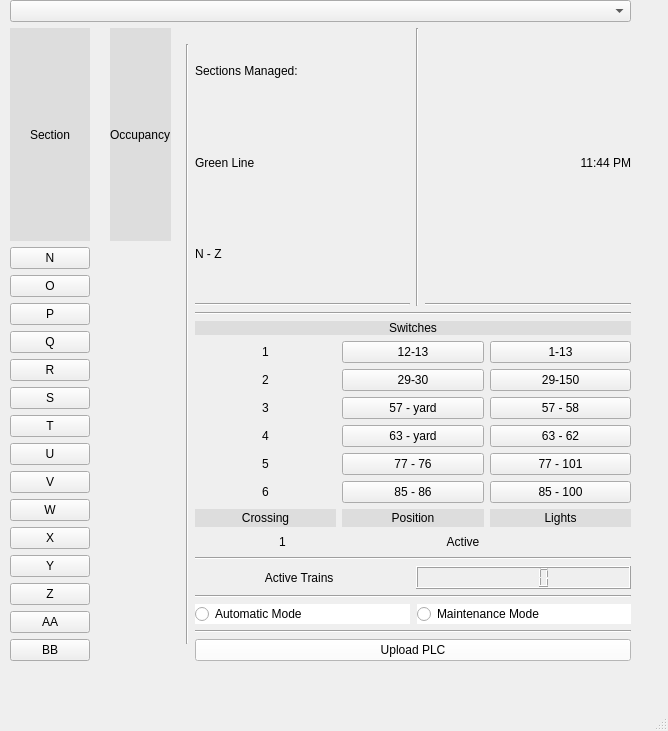
Above: Wayside/Wayside_Main_A.ui from headhunter22/ECE1140-Train-Simulator before the change. Below: the same form after it.
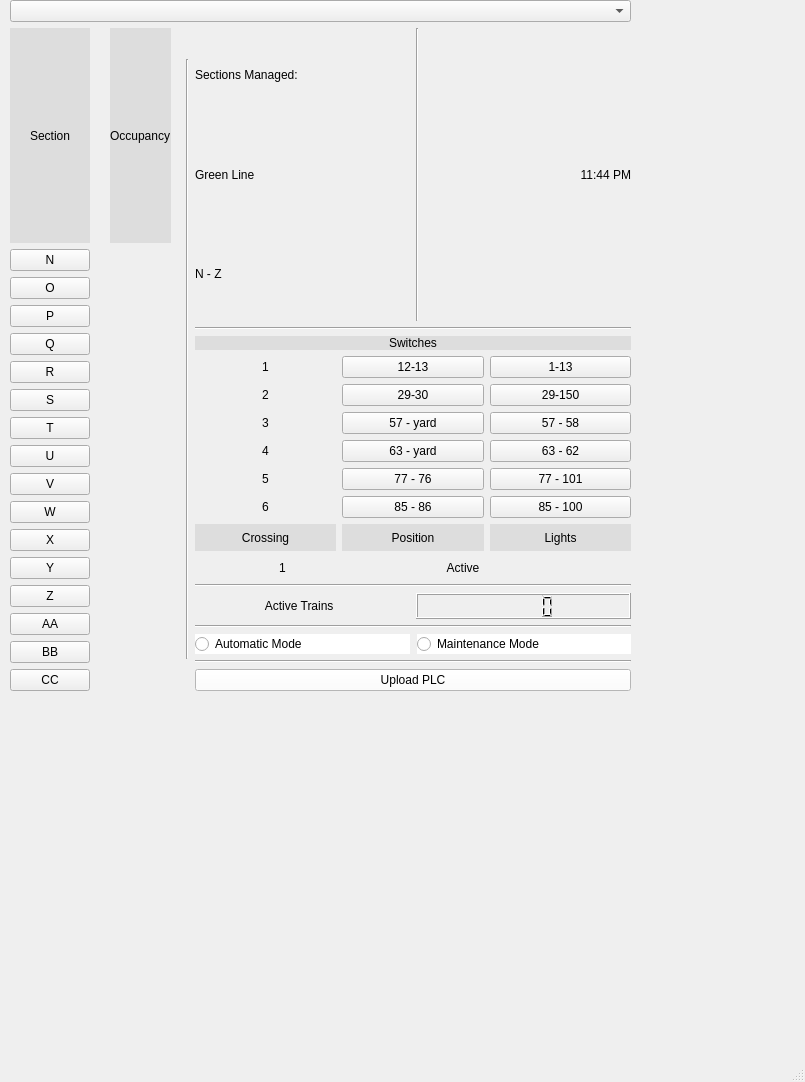
That is the form after the change. Icons and pictures are not drawn.

```diff
--- a/Wayside/Wayside_Main_A.ui
+++ b/Wayside/Wayside_Main_A.ui
@@ -6,8 +6,8 @@
    <rect>
     <x>0</x>
     <y>0</y>
-    <width>668</width>
-    <height>731</height>
+    <width>805</width>
+    <height>1082</height>
    </rect>
   </property>
   <property name="windowTitle">
@@ -20,7 +20,7 @@
       <x>10</x>
       <y>0</y>
       <width>621</width>
-      <height>661</height>
+      <height>691</height>
      </rect>
     </property>
     <layout class="QVBoxLayout" name="verticalLayout_4">
@@ -538,8 +538,15 @@
              </property>
             </widget>
            </item>
-           <item row="14" column="1">
-            <widget class="QLabel" name="zicon">
+           <item row="17" column="0">
+            <widget class="QPushButton" name="pushcc">
+             <property name="text">
+              <string>CC</string>
+             </property>
+            </widget>
+           </item>
+           <item row="17" column="1">
+            <widget class="QLabel" name="ccicon">
              <property name="maximumSize">
               <size>
                <width>50</width>
@@ -619,13 +626,6 @@
                </property>
               </widget>
              </item>
-             <item>
-              <widget class="Line" name="line_4">
-               <property name="orientation">
-                <enum>Qt::Horizontal</enum>
-               </property>
-              </widget>
-             </item>
             </layout>
            </item>
            <item>
@@ -653,13 +653,6 @@
                  </property>
                 </widget>
                </item>
-               <item>
-                <widget class="Line" name="line_6">
-                 <property name="orientation">
-                  <enum>Qt::Horizontal</enum>
-                 </property>
-                </widget>
-               </item>
               </layout>
              </item>
             </layout>
```
Left out of the diff: 408 changed lines with no effect on the pictures.
